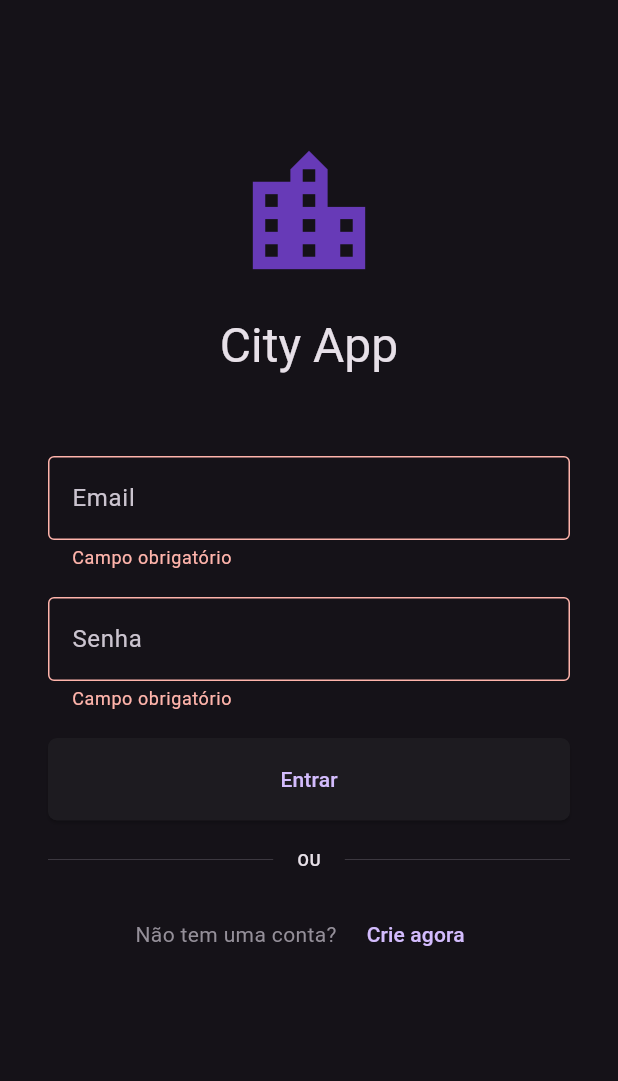
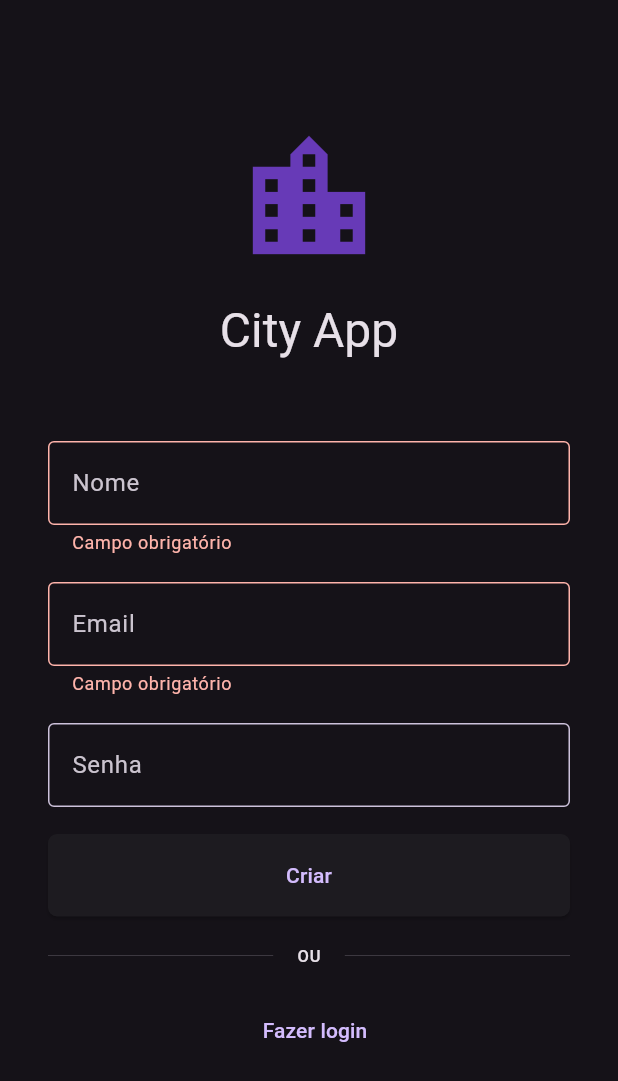
Before and after one commit to Roberson-Andrade/city-app, a Flutter app: the screen it shows after launch, after a tap on "Entrar", after a tap on "Crie agora", on a phone screen of 412 x 824 dp. Shown: the top 1081 px of the screen. Run offline on Flutter 3.47's test engine with Material 3 defaults, Android fonts, the phone set to English and light mode, and no system bars; our stand-ins replace carousel_slider, cloud_firestore, email_validator, firebase_auth, firebase_core, flutter_speed_dial and 1 more; missing offline and left inert: flutter_config, timeago_flutter; accounts and stored records are empty; generated files the repository leaves out were written again.

Commit message:
feat: firebase auth and user CRUD

```diff
--- a/lib/app.dart
+++ b/lib/app.dart
@@ -1,4 +1,5 @@
 import 'package:city/model/user.dart';
+import 'package:city/pages/auth/auth_page.dart';
 import 'package:city/pages/home/home.dart';
 import 'package:city/pages/irregularities/irregularities.dart';
 import 'package:city/pages/irregularity_form/irregularity_form.dart';
@@ -15,7 +16,8 @@ class App extends StatelessWidget {
       debugShowCheckedModeBanner: false,
       onGenerateRoute: (RouteSettings settings) {
         var routes = <String, WidgetBuilder>{
-          '/': (context) => const LoginPage(),
+          '/': (context) => const AuthPage(),
+          '/login': (context) => const LoginPage(),
           '/home': (context) => const HomePage(),
           '/profile': (context) => Profile(user: settings.arguments as User),
           '/irregularities': (context) => const IrregularitiesPage(),
--- a/lib/model/user.dart
+++ b/lib/model/user.dart
@@ -1,6 +1,36 @@
 class User {
+  final String id;
   final String name;
-  final String avatarImage;
+  final String email;
+  final String? avatarImage;
 
-  User({required this.name, required this.avatarImage});
+  User(
+      {required this.id,
+      required this.email,
+      required this.name,
+      this.avatarImage});
+
+  User.fromJson(Map<String, Object?> json)
+      : this(
+            id: json['id'] as String,
+            name: json['name'] as String,
+            email: json['email'] as String,
+            avatarImage: json['avatarImage'] as String?);
+
+  User copyWith({
+    String? id,
+    String? name,
+    String? email,
+    String? avatarImage,
+  }) {
+    return User(
+        id: id ?? this.id,
+        name: name ?? this.name,
+        email: email ?? this.email,
+        avatarImage: avatarImage ?? this.avatarImage);
+  }
+
+  Map<String, Object?> toJson() {
+    return {'id': id, 'name': name, 'email': email, 'avatarImage': avatarImage};
+  }
 }
--- /dev/null
+++ b/lib/pages/auth/auth_page.dart
@@ -0,0 +1,43 @@
+import 'package:city/repositories/user_repository.dart';
+import 'package:city/utils/auth.dart';
+import 'package:flutter/material.dart';
+import 'package:flutter/scheduler.dart';
+import 'package:provider/provider.dart';
+
+class AuthPage extends StatefulWidget {
+  const AuthPage({super.key});
+
+  @override
+  State<AuthPage> createState() => _AuthPageState();
+}
+
+class _AuthPageState extends State<AuthPage> {
+  @override
+  Widget build(BuildContext context) {
+    return StreamBuilder(
+        stream: Auth().authStateChanges,
+        builder: ((context, snapshot) {
+          var widget = const Center(child: CircularProgressIndicator());
+
+          if (snapshot.connectionState == ConnectionState.waiting) {
+            return widget;
+          }
+
+          if (snapshot.hasData) {
+            context.read<UserRepository>().getCurrentUser(snapshot.data!.uid);
+
+            SchedulerBinding.instance.addPostFrameCallback((_) {
+              Navigator.of(context).pushReplacementNamed('/home');
+            });
+
+            return widget;
+          }
+
+          SchedulerBinding.instance.addPostFrameCallback((_) {
+            Navigator.of(context).pushReplacementNamed('/login');
+          });
+
+          return widget;
+        }));
+  }
+}
--- a/lib/pages/login/login.dart
+++ b/lib/pages/login/login.dart
@@ -1,4 +1,8 @@
+import 'package:city/model/user.dart';
+import 'package:city/services/user_service.dart';
+import 'package:city/utils/auth.dart';
 import 'package:email_validator/email_validator.dart';
+import 'package:firebase_auth/firebase_auth.dart' as Firebase;
 import 'package:flutter/material.dart';
 
 class LoginPage extends StatefulWidget {
@@ -9,36 +13,95 @@ class LoginPage extends StatefulWidget {
 }
 
 class _LoginPageState extends State<LoginPage> {
+  final _userService = UserService();
+
   final _formKey = GlobalKey<FormState>();
+  final _name = TextEditingController();
   final _email = TextEditingController();
   final _password = TextEditingController();
-  late bool _isLoading = false;
 
-  void login(BuildContext context) {
-    if (_formKey.currentState!.validate()) {
-      setState(() {
-        _isLoading = true;
-      });
+  bool _isLogin = true;
+  bool _isLoading = false;
 
-      Future.delayed(Duration(seconds: 2), () {
+  String? errorMessage;
+
+  void showSnackbar(String message) {
     ScaffoldMessenger.of(context).showSnackBar(
       SnackBar(
-            content: const Row(
+        content: Row(
           children: [
-                Icon(Icons.check),
-                SizedBox(width: 8),
+            const Icon(Icons.check),
+            const SizedBox(width: 8),
             Text(
-                  "Login realizado com sucesso",
-                  style: TextStyle(color: Colors.white),
+              message,
+              style: const TextStyle(color: Colors.white),
             ),
           ],
         ),
         backgroundColor: Colors.green.shade500,
       ),
     );
+  }
+
+  Future<void> signInWithEmailAndPassword() async {
+    if (!_formKey.currentState!.validate()) return;
+
+    setState(() {
+      errorMessage = null;
+    });
+    _isLoading = true;
+
+    try {
+      await Auth().signInWithEmailAndPassword(
+          email: _email.text, password: _password.text);
+      showSnackbar("Login realizado com sucesso!");
       Navigator.of(context).pushReplacementNamed('/home');
+    } on Firebase.FirebaseAuthException catch (e) {
+      setState(() {
+        errorMessage = 'Email ou senha incorreto';
       });
+    } finally {
+      _isLoading = false;
     }
+  }
+
+  Future<void> createUserWithEmailAndPassword() async {
+    if (!_formKey.currentState!.validate()) return;
+
+    setState(() {
+      errorMessage = null;
+    });
+    _isLoading = true;
+
+    try {
+      var response = await Auth().createUserWithEmailAndPassword(
+          email: _email.text, password: _password.text);
+      _userService.saveUser(
+          User(id: response.user!.uid, email: _email.text, name: _name.text));
+
+      showSnackbar("Usuário criado com sucesso!");
+      Navigator.of(context).pushReplacementNamed('/home');
+    } on Firebase.FirebaseAuthException catch (e) {
+      setState(() {
+        if (e.code == 'email-already-in-use') {
+          errorMessage = 'Já existe uma conta com este email';
+        }
+      });
+    } finally {
+      _isLoading = false;
+    }
+  }
+
+  onSubmit() {
+    if (_isLoading) {
+      return null;
+    }
+
+    if (_isLogin) {
+      return signInWithEmailAndPassword;
+    }
+
+    return createUserWithEmailAndPassword;
   }
 
   @override
@@ -55,7 +118,7 @@ class _LoginPageState extends State<LoginPage> {
                 crossAxisAlignment: CrossAxisAlignment.center,
                 children: [
                   const SizedBox(
-                    height: 92,
+                    height: 82,
                   ),
                   const Icon(
                     Icons.location_city,
@@ -69,6 +132,21 @@ class _LoginPageState extends State<LoginPage> {
                       style: Theme.of(context).textTheme.headlineLarge),
                   const SizedBox(
                     height: 54,
+                  ),
+                  if (!_isLogin)
+                    _buildInput(
+                        controller: _name,
+                        hintText: "Nome",
+                        validator: (value) {
+                          if (value == null || value.isEmpty) {
+                            return "Campo obrigatório";
+                          }
+
+                          return null;
+                        }),
+                  if (!_isLogin)
+                    const SizedBox(
+                      height: 18,
                     ),
                   _buildInput(
                       controller: _email,
@@ -97,7 +175,8 @@ class _LoginPageState extends State<LoginPage> {
                         }
 
                         return null;
-                      }),
+                      },
+                      errorMessage: errorMessage),
                   const SizedBox(
                     height: 18,
                   ),
@@ -105,13 +184,13 @@ class _LoginPageState extends State<LoginPage> {
                     height: 55,
                     width: double.infinity,
                     child: ElevatedButton(
-                      onPressed: _isLoading ? null : () => login(context),
+                      onPressed: onSubmit(),
                       style: ElevatedButton.styleFrom(
                         shape: RoundedRectangleBorder(
                           borderRadius: BorderRadius.circular(6),
                         ),
                       ),
-                      child: Text("Entrar"),
+                      child: Text(_isLogin ? "Entrar" : "Criar"),
                     ),
                   ),
                   const SizedBox(
@@ -144,18 +223,29 @@ class _LoginPageState extends State<LoginPage> {
                   Row(
                     mainAxisAlignment: MainAxisAlignment.center,
                     children: [
+                      if (_isLogin)
                         Text(
                           "Não tem uma conta?",
-                        style: Theme.of(context).textTheme.bodyMedium!.copyWith(
+                          style: Theme.of(context)
+                              .textTheme
+                              .bodyMedium!
+                              .copyWith(
                                 color: Theme.of(context).colorScheme.outline,
-                            fontWeight: FontWeight.w400),
+                                fontWeight: FontWeight.w400,
+                              ),
                         ),
                       const SizedBox(
                         width: 8,
                       ),
                       TextButton(
-                        onPressed: _isLoading ? null : () {},
-                        child: const Text("Crie agora"),
+                        onPressed: !_isLoading
+                            ? () {
+                                setState(() {
+                                  _isLogin = !_isLogin;
+                                });
+                              }
+                            : null,
+                        child: Text(_isLogin ? "Crie agora" : "Fazer login"),
                       ),
                     ],
                   )
@@ -168,18 +258,19 @@ class _LoginPageState extends State<LoginPage> {
     );
   }
 
-  Widget _buildInput({
-    required TextEditingController controller,
+  Widget _buildInput(
+      {required TextEditingController controller,
       required String hintText,
       bool obscureText = false,
       String? Function(String?)? validator,
-  }) {
+      String? errorMessage}) {
     return TextFormField(
       enabled: !_isLoading,
       controller: controller,
       obscureText: obscureText,
       validator: validator,
       decoration: InputDecoration(
+        errorText: errorMessage,
         hintText: hintText,
         focusedErrorBorder: OutlineInputBorder(
             borderSide: BorderSide(color: Theme.of(context).colorScheme.error)),
--- /dev/null
+++ b/lib/services/user_service.dart
@@ -0,0 +1,30 @@
+import 'package:city/model/user.dart';
+import 'package:cloud_firestore/cloud_firestore.dart';
+
+const String USER_COLLECTION = "user";
+
+class UserService {
+  final _firestore = FirebaseFirestore.instance;
+
+  late final CollectionReference<User> _userRef;
+
+  UserService() {
+    _userRef = _firestore.collection(USER_COLLECTION).withConverter<User>(
+        fromFirestore: (snapshots, _) => User.fromJson(snapshots.data()!),
+        toFirestore: (User user, options) => user.toJson());
+  }
+
+  Future<User?> getUserById(String id) async {
+    var querySnapshot = await _userRef.where('id', isEqualTo: id).get();
+
+    if (querySnapshot.docs.isNotEmpty) {
+      return querySnapshot.docs.first.data();
+    }
+
+    return null;
+  }
+
+  Future<void> saveUser(User user) async {
+    await _userRef.add(user);
+  }
+}
```
Also changed, not shown: lib/pages/home/home.dart (+31 -6 lines), lib/repositories/user_repository.dart (added, +31 -0 lines), lib/utils/auth.dart (added, +27 -0 lines). Lines whose indentation alone changed are shown as unchanged.
